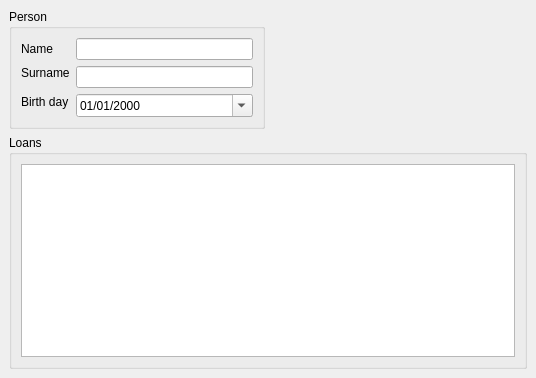
First picture: the form in src/com/axiastudio/pypapi/demo/forms/person.ui, repository tizianolattisi/pypapi, before the edit.
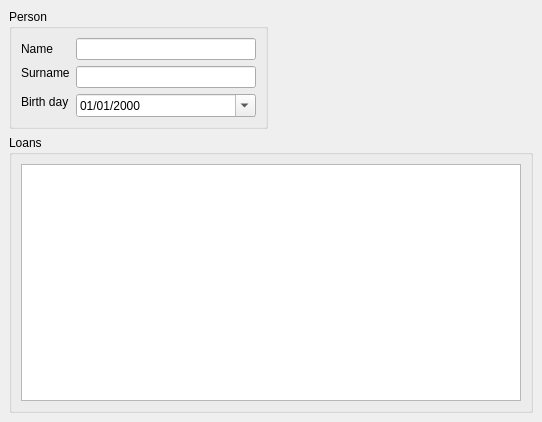
Second picture: the form after the edit. Custom widgets are drawn as their Qt base class.

The edit to the form file:
```diff
--- a/src/com/axiastudio/pypapi/demo/forms/person.ui
+++ b/src/com/axiastudio/pypapi/demo/forms/person.ui
@@ -6,8 +6,8 @@
    <rect>
     <x>0</x>
     <y>0</y>
-    <width>536</width>
-    <height>378</height>
+    <width>542</width>
+    <height>422</height>
    </rect>
   </property>
   <property name="windowTitle">
```
Left out of the diff: 2 changed lines with no effect on the pictures.
